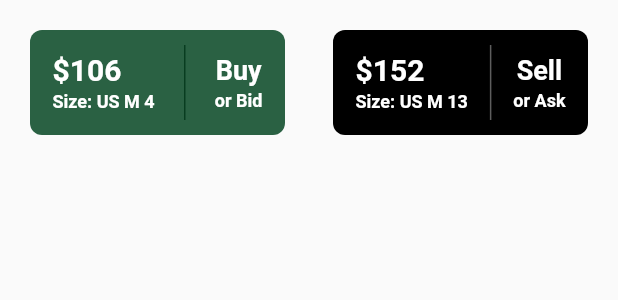
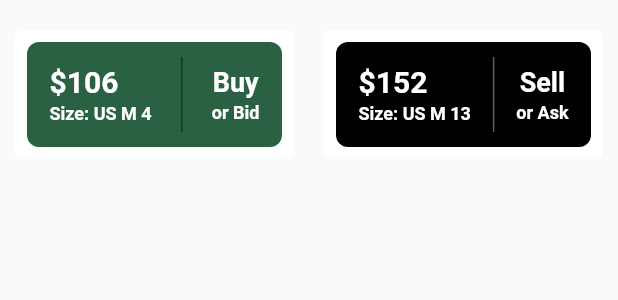
Before and after one commit to zixxin/stockX_mimesis, a Flutter app: what buySellSection() shows on an empty page, opened directly, on a phone screen of 412 x 824 dp. Shown: the top 300 px of the screen. Run offline on Flutter 3.47's test engine with Material 2 defaults, Android fonts, the light colour scheme and no system bars; our stand-ins replace dots_indicator.

Commit message:
buySellButton textbutton으로 수정

```diff
--- a/lib/item.dart
+++ b/lib/item.dart
@@ -63,7 +63,7 @@ class _ItemPageState extends State<ItemPage> {
 
 Widget buySellSection() {
   return Container(
-    margin: const EdgeInsets.symmetric(horizontal: 20, vertical: 20),
+    margin: const EdgeInsets.symmetric(horizontal: 10, vertical: 20),
     child: Row(
       mainAxisAlignment: MainAxisAlignment.spaceBetween,
       children: [
@@ -78,7 +78,13 @@ Widget buySellSection() {
 
 Widget buySellButton(
     Color? color, int price, int num, Color? divider, String opt, String or) {
-  return Container(
+  return TextButton(
+    style: ElevatedButton.styleFrom(
+      primary: Colors.white,
+      onPrimary: Colors.black,
+    ),
+    onPressed: () {},
+    child: Container(
       padding: const EdgeInsets.symmetric(horizontal: 15, vertical: 10),
       width: 170,
       height: 70,
@@ -133,6 +139,7 @@ Widget buySellButton(
           ),
         ],
       ),
+    ),
   );
 }
 
```
Lines whose indentation alone changed are shown as unchanged.
